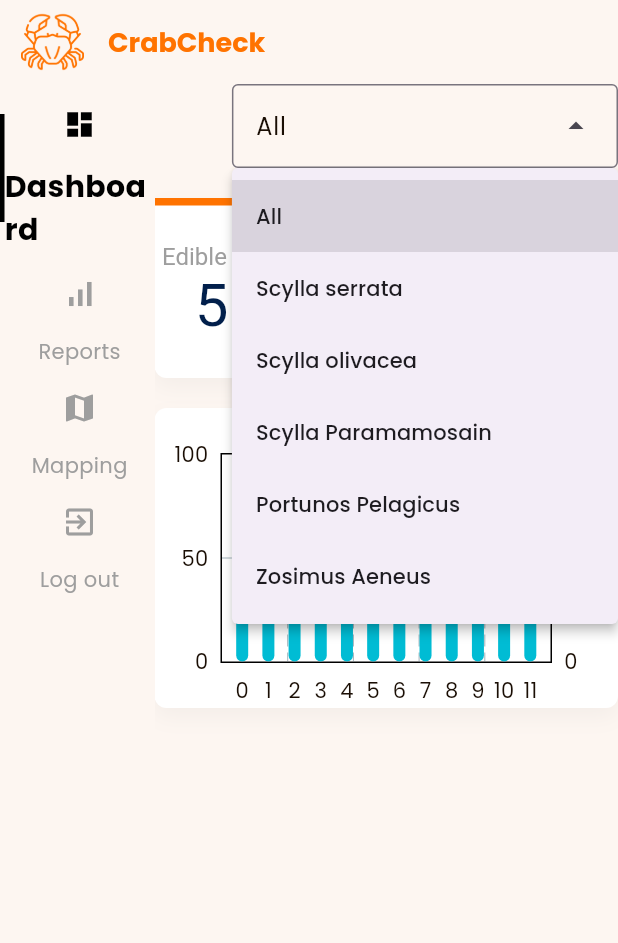
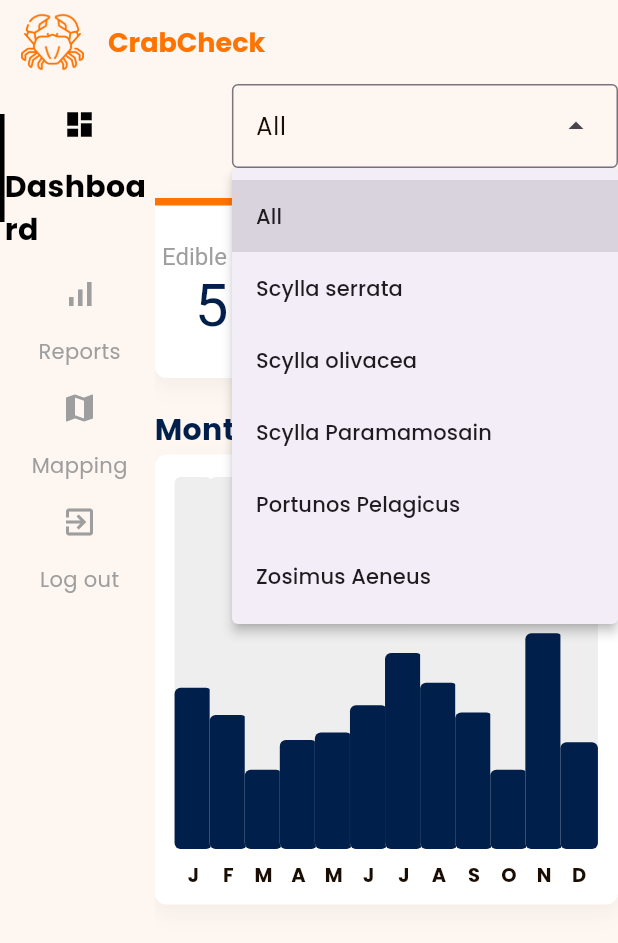
Before and after one commit to keannugran19/crabcheckweb, a Flutter app: the HomePage screen opened directly, after a tap on "All", on a phone screen of 412 x 824 dp. Shown: the top 943 px of the screen. Run offline on Flutter 3.47's test engine with Material 3 defaults, Android fonts, the phone set to English and light mode, and no system bars; drawn by our look-alikes of fl_chart; our stand-ins replace data_table_2, firebase_auth, firebase_core, get, google_fonts; accounts and stored records are empty.

Commit message:
UPDATE bar graph enhanced

```diff
--- a/lib/pages/dashboard/barGraph/bar_graph.dart
+++ b/lib/pages/dashboard/barGraph/bar_graph.dart
@@ -1,3 +1,4 @@
+import 'package:crabcheckweb1/constants/colors.dart';
 import 'package:crabcheckweb1/pages/dashboard/barGraph/bar_data.dart';
 import 'package:fl_chart/fl_chart.dart';
 import 'package:flutter/material.dart';
@@ -25,12 +26,118 @@ class BarGraph extends StatelessWidget {
     myBarData.initializeBarData();
 
     return BarChart(BarChartData(
-      maxY: 100,
+      maxY: 150,
       minY: 0,
+      gridData: const FlGridData(show: false),
+      borderData: FlBorderData(show: false),
+      titlesData: const FlTitlesData(
+        show: true,
+        topTitles: AxisTitles(sideTitles: SideTitles(showTitles: false)),
+        leftTitles: AxisTitles(sideTitles: SideTitles(showTitles: false)),
+        rightTitles: AxisTitles(sideTitles: SideTitles(showTitles: false)),
+        bottomTitles: AxisTitles(
+            sideTitles: SideTitles(
+                showTitles: true, getTitlesWidget: getTopBottomTitles)),
+      ),
       barGroups: myBarData.barData
-          .map((data) => BarChartGroupData(
-              x: data.x, barRods: [BarChartRodData(toY: data.y)]))
+          .map((data) => BarChartGroupData(x: data.x, barRods: [
+                BarChartRodData(
+                    toY: data.y,
+                    color: colorScheme.secondary,
+                    width: 25,
+                    borderRadius: BorderRadius.circular(4),
+                    backDrawRodData: BackgroundBarChartRodData(
+                        show: true, toY: 150, color: Colors.grey[200]))
+              ]))
           .toList(),
     ));
   }
 }
+
+Widget getTopBottomTitles(double value, TitleMeta meta) {
+  const style = TextStyle(fontWeight: FontWeight.bold, fontSize: 13);
+
+  Widget text;
+  switch (value.toInt()) {
+    case 0:
+      text = const Text(
+        'J',
+        style: style,
+      );
+      break;
+    case 1:
+      text = const Text(
+        'F',
+        style: style,
+      );
+      break;
+    case 2:
+      text = const Text(
+        'M',
+        style: style,
+      );
+      break;
+    case 3:
+      text = const Text(
+        'A',
+        style: style,
+      );
+      break;
+    case 4:
+      text = const Text(
+        'M',
+        style: style,
+      );
+      break;
+    case 5:
+      text = const Text(
+        'J',
+        style: style,
+      );
+      break;
+    case 6:
+      text = const Text(
+        'J',
+        style: style,
+      );
+      break;
+    case 7:
+      text = const Text(
+        'A',
+        style: style,
+      );
+      break;
+    case 8:
+      text = const Text(
+        'S',
+        style: style,
+      );
+      break;
+    case 9:
+      text = const Text(
+        'O',
+        style: style,
+      );
+      break;
+    case 10:
+      text = const Text(
+        'N',
+        style: style,
+      );
+      break;
+    case 11:
+      text = const Text(
+        'D',
+        style: style,
+      );
+      break;
+    default:
+      text = const Text(
+        '',
+        style: style,
+      );
+      break;
+  }
+
+  return SideTitleWidget(axisSide: meta.axisSide, child: text);
+}
--- a/lib/pages/dashboard/dashboard.dart
+++ b/lib/pages/dashboard/dashboard.dart
@@ -1,3 +1,4 @@
+import 'package:crabcheckweb1/constants/colors.dart';
 import 'package:crabcheckweb1/pages/dashboard/barGraph/bar_graph.dart';
 import 'package:crabcheckweb1/pages/dashboard/widgets/dashboard_card_large.dart';
 import 'package:crabcheckweb1/pages/dashboard/widgets/dashboard_card_small.dart';
@@ -40,14 +41,22 @@ class _DashboardPageState extends State<DashboardPage> {
               else
                 const DashboardPageLargeScreen(),
 
-              const SizedBox(
-                height: 20,
+              Padding(
+                padding: const EdgeInsets.fromLTRB(0, 20.0, 0.0, 2.0),
+                child: Text(
+                  "Monthly Total:",
+                  style: TextStyle(
+                    color: colorScheme.secondary,
+                    fontSize: 20,
+                    fontWeight: FontWeight.bold,
+                  ),
+                ),
               ),
 
               // bar graph
               Center(
                   child: Container(
-                      height: 200,
+                      height: 300,
                       decoration: BoxDecoration(
                           color: Colors.white,
                           boxShadow: [
@@ -57,8 +66,11 @@ class _DashboardPageState extends State<DashboardPage> {
                                 blurRadius: 12),
                           ],
                           borderRadius: BorderRadius.circular(8)),
-                      child: BarGraph(
-                        totalCrabs: totalCrabs,
+                      child: Padding(
+                        padding: const EdgeInsets.all(15.0),
+                        child: BarGraph(
+                          totalCrabs: totalCrabs,
+                        ),
                       )))
             ],
           ),
```
